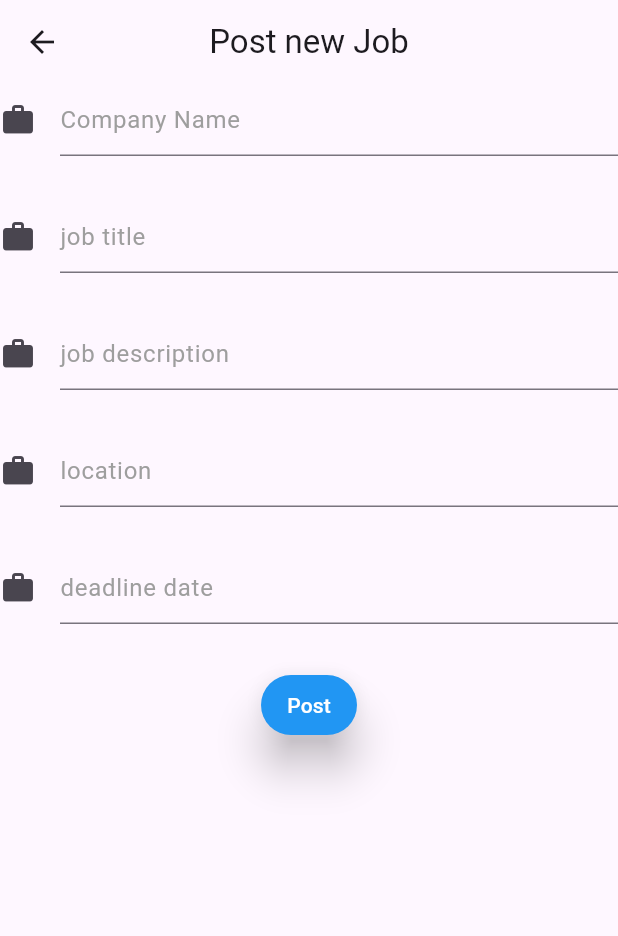
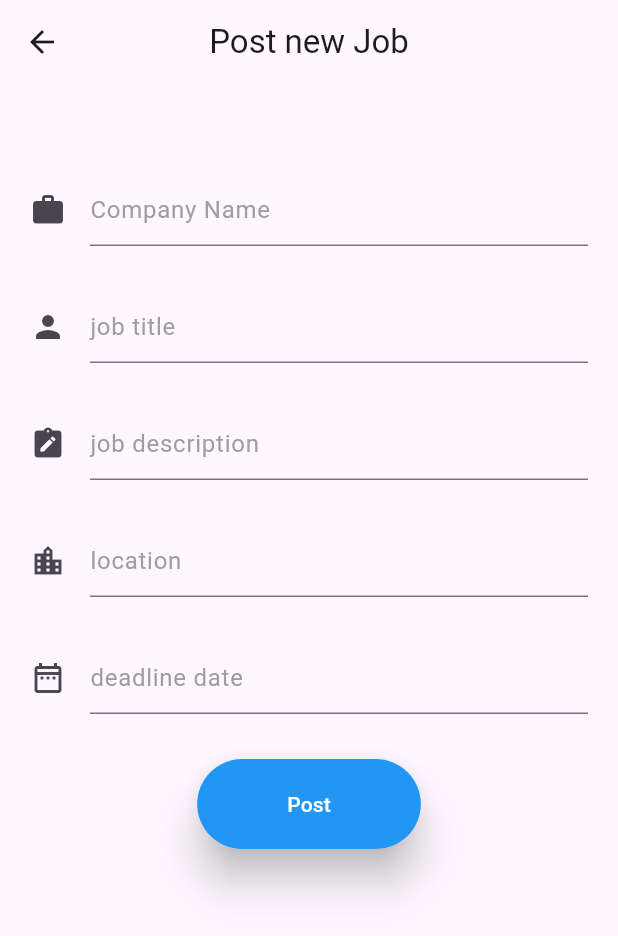
Before and after one commit to JobPortalDevs/job-portal-app-springboot-flutter, a Flutter app: the screen it shows after launch, after a tap on the "add" icon, on a phone screen of 412 x 824 dp. Shown: the top 936 px of the screen. Run offline on Flutter 3.47's test engine with Material 3 defaults, Android fonts, the phone set to English and light mode, and no system bars; our stand-ins replace flutter_riverpod; missing offline and left inert: dart:ffi; network calls fail.

Commit message:
added minor adjustments to jobcard and view my profile

```diff
--- a/lib/features/pages/AddJob.dart
+++ b/lib/features/pages/AddJob.dart
@@ -26,6 +26,7 @@ class Addjob extends ConsumerWidget {
         title: const Text("Post new Job"),
       ),
       body: Container(
+        padding: EdgeInsets.symmetric(vertical: 60, horizontal: 20),
         child: Form(
             child: Column(
           children: [
@@ -46,7 +47,7 @@ class Addjob extends ConsumerWidget {
               onChanged: (value) =>
                   ref.read(titleProvider.notifier).state = value,
               decoration: const InputDecoration(
-                  icon: Icon(Icons.work),
+                  icon: Icon(Icons.person),
                   hintText: "job title",
                   hintStyle: TextStyle(color: Colors.grey)),
             ),
@@ -58,7 +59,7 @@ class Addjob extends ConsumerWidget {
               onChanged: (value) =>
                   ref.read(descriptionProvider.notifier).state = value,
               decoration: const InputDecoration(
-                  icon: Icon(Icons.work),
+                  icon: Icon(Icons.note_alt),
                   hintText: "job description",
                   hintStyle: TextStyle(color: Colors.grey)),
             ),
@@ -70,7 +71,7 @@ class Addjob extends ConsumerWidget {
               onChanged: (value) =>
                   ref.read(locationProvider.notifier).state = value,
               decoration: const InputDecoration(
-                  icon: Icon(Icons.work),
+                  icon: Icon(Icons.location_city),
                   hintText: "location",
                   hintStyle: TextStyle(color: Colors.grey)),
             ),
@@ -82,7 +83,7 @@ class Addjob extends ConsumerWidget {
               onChanged: (value) =>
                   ref.read(locationProvider.notifier).state = value,
               decoration: const InputDecoration(
-                  icon: Icon(Icons.work),
+                  icon: Icon(Icons.date_range_outlined),
                   hintText: "deadline date", //change to datetime picker
                   hintStyle: TextStyle(color: Colors.grey)),
             ),
@@ -95,7 +96,7 @@ class Addjob extends ConsumerWidget {
                     backgroundColor: Colors.blue,
                     foregroundColor: Colors.white,
                     elevation: 12,
-                    padding: const EdgeInsets.all(5)),
+                    padding: const EdgeInsets.symmetric(horizontal: 60, vertical: 20)),
                 onPressed: () => _PostJob(ref, context),
                 child: const Text("Post"),
               ),
--- a/lib/features/pages/add_edit_user_profile_screen.dart
+++ b/lib/features/pages/add_edit_user_profile_screen.dart
@@ -82,7 +82,7 @@ class _UserProfileFormState extends State<UserProfileForm> {
               ? "Add User Profile"
               : "Edit User Profile")),
       body: Padding(
-        padding: const EdgeInsets.all(16.0),
+        padding: const EdgeInsets.all(20.0),
         child: Form(
           key: _formKey,
           child: ListView(
--- a/lib/features/pages/dashboard.dart
+++ b/lib/features/pages/dashboard.dart
@@ -2,9 +2,9 @@ import 'package:flutter/material.dart';
 import 'package:flutter_riverpod/flutter_riverpod.dart';
 import 'package:jobportal_app/features/models/jobModel.dart';
 import 'package:jobportal_app/features/pages/AddJob.dart';
+import 'package:jobportal_app/features/pages/user_profile_screen.dart';
 import 'package:jobportal_app/features/pages/view_profile.dart';
 import 'package:jobportal_app/features/reusableComponoents/jobCard.dart';
-import 'package:jobportal_app/features/reusableComponoents/jobtile.dart';
 // import 'package:jobportal_app/configs/utils/api_mock_services.dart';
 
 
@@ -27,14 +27,10 @@ class HomePage extends ConsumerWidget {
         centerTitle: true,
         title: const Text('Jobs'),
         actions: [
-          IconButton(
-            icon: const Icon(Icons.filter_list),
-            onPressed: () {
-              // Handle filter
-            },
-          ),
+
            Container(
             // padding: const EdgeInsets.all(5),
+            margin: EdgeInsets.only(right: 10),
             height: 40,
             width: 40,
             decoration: BoxDecoration(
@@ -42,10 +38,26 @@ class HomePage extends ConsumerWidget {
               borderRadius: BorderRadius.circular(25)
             ),
             child:  IconButton(
-            icon: const Icon(Icons.add),
+            icon: const Icon(Icons.filter_list, color: Colors.white,),
+            onPressed: () {
+              // Handle filter
+            },
+          ),
+          ),
+           Container(
+            // padding: const EdgeInsets.all(5),
+            margin: EdgeInsets.only(right: 10),
+            height: 40,
+            width: 40,
+            decoration: BoxDecoration(
+              color: Colors.grey,
+              borderRadius: BorderRadius.circular(25)
+            ),
+            child:  IconButton(
+            icon: const Icon(Icons.add, color: Colors.white,),
             onPressed: () {
               // Add a new job (admin only feature)
-              //logic to verify whether particular person is admin
+              // fy whether particular person is admin
               Navigator.push(
                 context,
                 MaterialPageRoute(builder: (context) => const Addjob()),
@@ -53,24 +65,27 @@ class HomePage extends ConsumerWidget {
             },
           ),
           ),
-
-          Container(
+           Container(
             // padding: const EdgeInsets.all(5),
+            margin: EdgeInsets.only(right: 10),
             height: 40,
             width: 40,
             decoration: BoxDecoration(
               color: Colors.grey,
               borderRadius: BorderRadius.circular(25)
             ),
-            child: IconButton(
+            child:  IconButton(
                 onPressed: () {
                   Navigator.push(
                     context,
-                    MaterialPageRoute(builder: (context) => const ViewProfile()),
+                    // MaterialPageRoute(builder: (context) => const ViewProfile()),
+                    MaterialPageRoute(builder: (context) => const UserProfileScreen()),
                   );
                 },
-                icon: const Icon(Icons.person, color: Colors.black,)),
-          )
+                icon: const Icon(Icons.person, color: Colors.white,)
+                ),
+          ),
+
         ],
       ),
       body: SingleChildScrollView(
@@ -84,7 +99,7 @@ class HomePage extends ConsumerWidget {
                   const Text("Recent Uploads", style: TextStyle(fontWeight: FontWeight.bold, fontSize: 24),),
                   Container(
                     height: 400,
-                    padding: EdgeInsets.symmetric(vertical: 20),
+                    padding: const EdgeInsets.symmetric(vertical: 20),
                     child: GridView.builder(         // allow overflow
                       gridDelegate: const SliverGridDelegateWithFixedCrossAxisCount(
                         crossAxisCount: 1,
@@ -92,7 +107,7 @@ class HomePage extends ConsumerWidget {
                         scrollDirection: Axis.horizontal,
                         itemCount: 10,        //change to recent uploads
                      itemBuilder: (BuildContext context, int index) {
-                        return  JobCard(
+                        return  const JobCard(
                           // job: jobs[index], onPressed: () {  },
                           );        // pass in job as param
                        },
@@ -100,7 +115,7 @@ class HomePage extends ConsumerWidget {
                   )
                 ],
               ),
-              SizedBox(height: 40,),
+              const SizedBox(height: 40,),
               Column(
                 crossAxisAlignment: CrossAxisAlignment.start,
                 children: [
@@ -115,10 +130,10 @@ class HomePage extends ConsumerWidget {
                             mainAxisSpacing: 30),
                             scrollDirection: Axis.vertical,
 
-                      itemCount: 10,
+                      itemCount: 40,
                       itemBuilder: (context, index) {
 
-                      return  JobCard(
+                      return  const JobCard(
                         // job: filteredJobs[index], onPressed: () {  },
                         );
 
--- a/lib/features/reusableComponoents/jobCard.dart
+++ b/lib/features/reusableComponoents/jobCard.dart
@@ -1,26 +1,41 @@
 import 'package:flutter/material.dart';
-import 'package:jobportal_app/features/models/jobModel.dart';
 
 class JobCard extends StatelessWidget {
-  const JobCard({super.key, });
+  const JobCard({
+    super.key,
+  });
 
   @override
   Widget build(BuildContext context) {
     return GestureDetector(
       child: Container(
         decoration: BoxDecoration(
-              color: Colors.grey,
-                boxShadow: List.filled(3, const BoxShadow(color: Colors.black12, blurRadius: 2)) // adjust box shadow
+            color: Colors.white,
+            boxShadow: List.filled(
+                3,
+                const BoxShadow(
+                    color: Colors.black12, blurRadius: 2)) // adjust box shadow
             ),
-              padding: const EdgeInsets.all(10),
+        padding: const EdgeInsets.all(30),
+        child: Container(
+          decoration: BoxDecoration(
+
+          color: const Color.fromARGB(172, 158, 158, 158),
+borderRadius: BorderRadius.only(bottomRight: Radius.circular(30))
+          ),
           child: Column(
-
+            mainAxisAlignment: MainAxisAlignment.spaceBetween,
             children: [
+              const SizedBox(
+                height: 5,
+              ),
               Container(
-                    decoration:const BoxDecoration(
-                      borderRadius: BorderRadius.only(bottomLeft: Radius.circular(20), bottomRight: Radius.circular(20)) //change radius adjustment
+                decoration: const BoxDecoration(
+                    borderRadius: BorderRadius.only(
+                        bottomLeft: Radius.circular(20),
+                        bottomRight:
+                            Radius.circular(20)) //change radius adjustment
                     ),
-
                 child: Center(
                   child: Column(
                     crossAxisAlignment: CrossAxisAlignment.center,
@@ -32,20 +47,31 @@ class JobCard extends StatelessWidget {
                           width: 80,
                           decoration: BoxDecoration(
                               color: Colors.white,
-                              borderRadius: BorderRadius.circular(40)
-                            ),
-                            child: const Icon(Icons.work, color: Colors.grey,)),
-                             Text("Software developer", style: TextStyle(color: Colors.white, fontWeight: FontWeight.bold, fontSize: 24),)
+                              borderRadius: BorderRadius.circular(40)),
+                          child: const Icon(
+                            Icons.work,
+                            color: Colors.grey,
+                          )),
+                      const Text(
+                        "Software developer",
+                        style: TextStyle(
+                            color: Colors.white,
+                            fontWeight: FontWeight.bold,
+                            fontSize: 24),
+                      )
                     ],
                   ),
                 ),
               ),
               Container(
                 padding: const EdgeInsets.all(15),
-                    color: Color.fromARGB(255, 175, 215, 248),
-                    width: double.infinity,     //change default color
-                    height: 220,     //change default color
-                    child:  Column(
+                decoration: BoxDecoration(
+                color: const Color.fromARGB(178, 170, 214, 250),
+borderRadius: BorderRadius.only(topLeft: Radius.circular(30), bottomRight: Radius.circular(30))
+                ),
+                width: double.infinity, //change default color
+                height: 140, //change default color
+                child: const Column(
                   crossAxisAlignment: CrossAxisAlignment.start,
                   children: [
                     Row(
@@ -55,8 +81,9 @@ class JobCard extends StatelessWidget {
                         Text("Abc holding"),
                       ],
                     ),
-
-                        const SizedBox(height: 5,),
+                    SizedBox(
+                      height: 5,
+                    ),
                     Row(
                       mainAxisAlignment: MainAxisAlignment.spaceBetween,
                       children: [
@@ -64,15 +91,19 @@ class JobCard extends StatelessWidget {
                         Text("123 street"),
                       ],
                     ),
-                        const SizedBox(height: 5,),
+                    SizedBox(
+                      height: 5,
+                    ),
                     Row(
                       mainAxisAlignment: MainAxisAlignment.spaceBetween,
                       children: [
-                            Text("date posted: 12:12:12:"),
+                        Text("date posted:"),
                         Text("12:12:12"),
                       ],
                     ),
-                        const SizedBox(height: 5,),
+                    SizedBox(
+                      height: 5,
+                    ),
                     Row(
                       mainAxisAlignment: MainAxisAlignment.spaceBetween,
                       children: [
@@ -80,15 +111,16 @@ class JobCard extends StatelessWidget {
                         Text("12:12:12"),
                       ],
                     ),
-                        const SizedBox(height: 5,),
-
+                    SizedBox(
+                      height: 5,
+                    ),
                   ],
                 ),
               ),
             ],
           ),
         ),
+      ),
     );
   }
-
 }
--- a/lib/main.dart
+++ b/lib/main.dart
@@ -1,6 +1,5 @@
 import 'package:flutter/material.dart';
 import 'package:flutter_riverpod/flutter_riverpod.dart';
-import 'package:jobportal_app/features/auth/login.dart';
 import 'package:jobportal_app/features/pages/dashboard.dart';
 
 void main() {
@@ -22,7 +21,7 @@ class MyApp extends StatelessWidget {
       // home: UserProfileScreen(), // Start with the UserProfileScreen
       // home: const LoginPage(), // Start with the UserProfileScreen
       // home: const SignUpPage(), // Start with the UserProfileScreen
-      home:  HomePage(), // Start with the UserProfileScreen
+      home:  const HomePage(), // Start with the UserProfileScreen
     );
   }
 }
```
Also changed, not shown: lib/features/pages/user_profile_screen.dart (+38 -11 lines), lib/features/pages/view_profile.dart (+1 -6 lines). Lines whose indentation alone changed are shown as unchanged.
